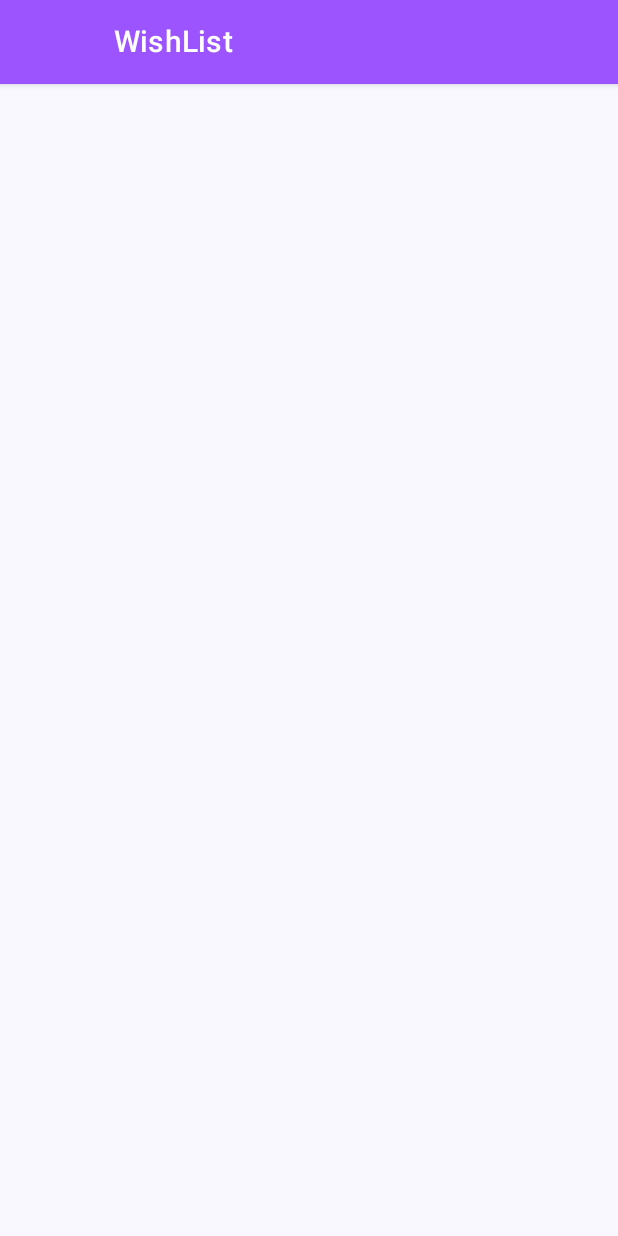
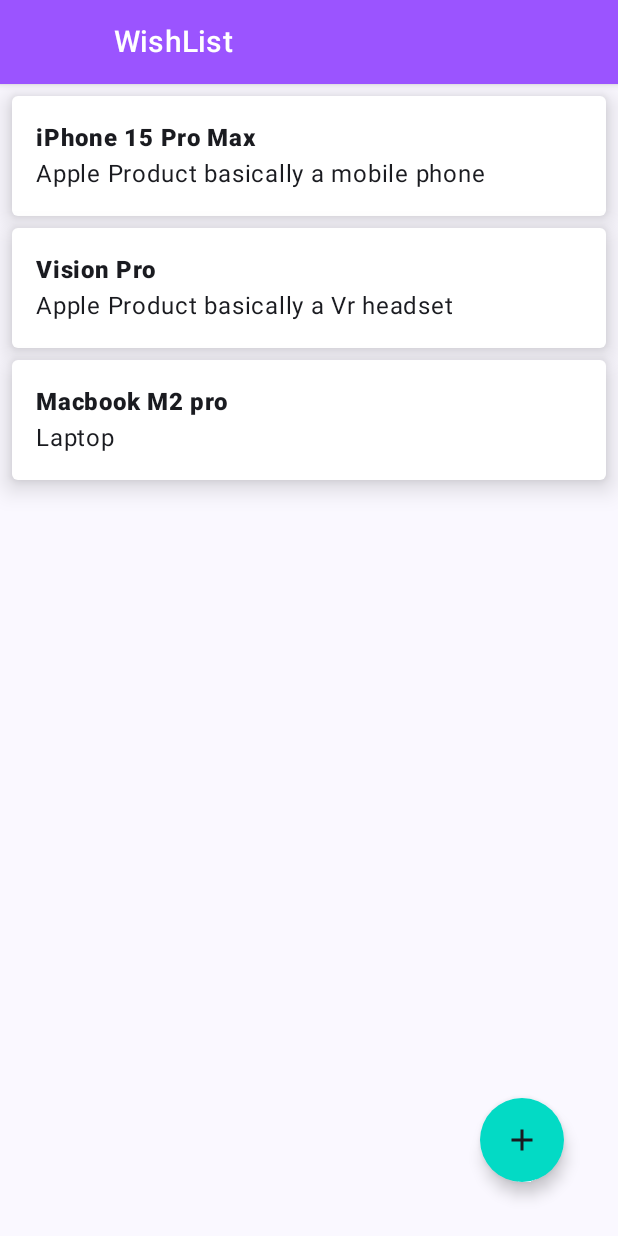
Before and after one commit to teotia-codes/WishListApp, an Android app built with Jetpack Compose: the screen it shows after launch (MainActivity), on a phone screen of 412 x 824 dp. Run offline under Robolectric (Android 15) with nearby library versions, the phone set to English and light mode, and no system bars.

```diff
--- a/app/src/main/java/com/example/wishlistapp/AppBar.kt
+++ b/app/src/main/java/com/example/wishlistapp/AppBar.kt
@@ -12,6 +12,7 @@ import androidx.compose.runtime.Composable
 import androidx.compose.ui.Modifier
 import androidx.compose.ui.graphics.Color
 import androidx.compose.ui.res.colorResource
+import androidx.compose.ui.text.style.TextAlign
 import androidx.compose.ui.unit.dp
 
 @Composable
@@ -33,6 +34,7 @@ fun AppBarView(
     }
 
    TopAppBar(title= {Text(text = title, color = colorResource(id = R.color.white),
+
        modifier = Modifier
            .padding(start = 4.dp)
            .heightIn(max = 24.dp))},
--- /dev/null
+++ b/app/src/main/java/com/example/wishlistapp/Data/Wish.kt
@@ -0,0 +1,23 @@
+package com.example.wishlistapp.Data
+
+data class Wish(
+    val id: Long = 0L,
+    val title: String = "",
+    val description: String = ""
+)
+ object DummyWish{
+     val wishList = listOf<Wish>(
+         Wish(
+             title = "iPhone 15 Pro Max",
+             description = "Apple Product basically a mobile phone"
+         ),
+         Wish(
+             title = "Vision Pro",
+             description = "Apple Product basically a Vr headset"
+         ),
+         Wish(
+             title =  "Macbook M2 pro",
+             description = "Laptop "
+         ),
+     )
+ }
--- a/app/src/main/java/com/example/wishlistapp/HomeView.kt
+++ b/app/src/main/java/com/example/wishlistapp/HomeView.kt
@@ -1,24 +1,88 @@
 package com.example.wishlistapp
 
 import android.widget.Toast
+import androidx.compose.foundation.clickable
+import androidx.compose.foundation.layout.Column
 import androidx.compose.foundation.layout.fillMaxSize
+import androidx.compose.foundation.layout.fillMaxWidth
 import androidx.compose.foundation.layout.padding
 import androidx.compose.foundation.lazy.LazyColumn
+import androidx.compose.foundation.lazy.items
+import androidx.compose.material.icons.Icons
+import androidx.compose.material.icons.filled.Add
+import androidx.compose.material3.Icon
 import androidx.compose.material3.Scaffold
+import androidx.compose.material3.Text
 import androidx.compose.runtime.Composable
 import androidx.compose.ui.Modifier
+import androidx.compose.material.Card
+import androidx.compose.ui.graphics.Color
 import androidx.compose.ui.platform.LocalContext
+import androidx.compose.ui.text.font.FontWeight
+import androidx.compose.ui.unit.dp
+import androidx.compose.material.FloatingActionButton
+import com.example.wishlistapp.Data.DummyWish
+import com.example.wishlistapp.Data.Wish
 
 @Composable
 fun HomeView(){
     val context = LocalContext.current
     Scaffold(
-        topBar = {AppBarView(title = "WishList",{
-            Toast.makeText(context,"Button Clicked",Toast.LENGTH_LONG).show()
-        })}
+
+        topBar = {AppBarView(title = "WishList",
+            {
+                Toast.makeText(context, "Button Clicked", Toast.LENGTH_LONG).show()
+
+            })},
+        floatingActionButton = {
+     FloatingActionButton(
+                modifier = Modifier.padding(all = 20.dp),
+                contentColor = Color.White,
+                backgroundColor = Color(0xFF03DAC5),
+                onClick = {
+                    Toast.makeText(context,"FAB Clicked",Toast.LENGTH_LONG).show()
+                },
+            ) {
+                Icon(imageVector = Icons.Default.Add, contentDescription = null)
+            }
+        },
     ) {
-  LazyColumn(modifier = Modifier.fillMaxSize().padding(it)){
-
+  LazyColumn(modifier = Modifier
+      .fillMaxSize()
+      .padding(it)){
+   items(DummyWish.wishList){
+       wish-> WishItem(wish = wish) {
+//
+   }
+   }
   }
     }
 }
+@Composable
+fun WishItem(wish: Wish, onClick: () -> Unit){
+     Card(modifier = Modifier
+         .fillMaxWidth()
+         .padding(
+             top = 8.dp,
+             start = 8.dp,
+             end = 8.dp
+         )
+         .clickable {
+             onClick()
+         },
+              elevation = 10.dp,
+              backgroundColor = Color.White
+          ) {
+         Column(
+             modifier = Modifier.padding(16.dp)
+         ) {
+
+             Text(
+                 text = wish.title,
+                 fontWeight = FontWeight.ExtraBold
+             )
+             Text(text = wish.description)
+         }
+
+          }
+}
--- /dev/null
+++ b/app/src/main/java/com/example/wishlistapp/Navigation.kt
@@ -0,0 +1,21 @@
+package com.example.wishlistapp
+
+import androidx.compose.runtime.Composable
+import androidx.lifecycle.viewmodel.compose.viewModel
+
+import androidx.navigation.NavHostController
+import androidx.navigation.compose.NavHost
+import androidx.navigation.compose.composable
+import androidx.navigation.compose.rememberNavController
+
+@Composable
+ fun Navigation(viewModel: WishViewModel  = viewModel() ,
+                navController: NavHostController = rememberNavController()){
+  NavHost(navController = navController,
+      startDestination = Screen.HomeScreen.route,
+      ){
+        composable(Screen.HomeScreen.route){
+           Navigation()
+        }
+  }
+ }
--- /dev/null
+++ b/app/src/main/java/com/example/wishlistapp/Screen.kt
@@ -0,0 +1,6 @@
+package com.example.wishlistapp
+
+sealed class Screen(val route : String) {
+    object HomeScreen : Screen("home_screen")
+    object AddScreen : Screen("add_screen")
+}
--- /dev/null
+++ b/app/src/main/java/com/example/wishlistapp/WishViewModel.kt
@@ -0,0 +1,6 @@
+package com.example.wishlistapp
+
+import androidx.lifecycle.ViewModel
+
+class WishViewModel: ViewModel() {
+}
```
